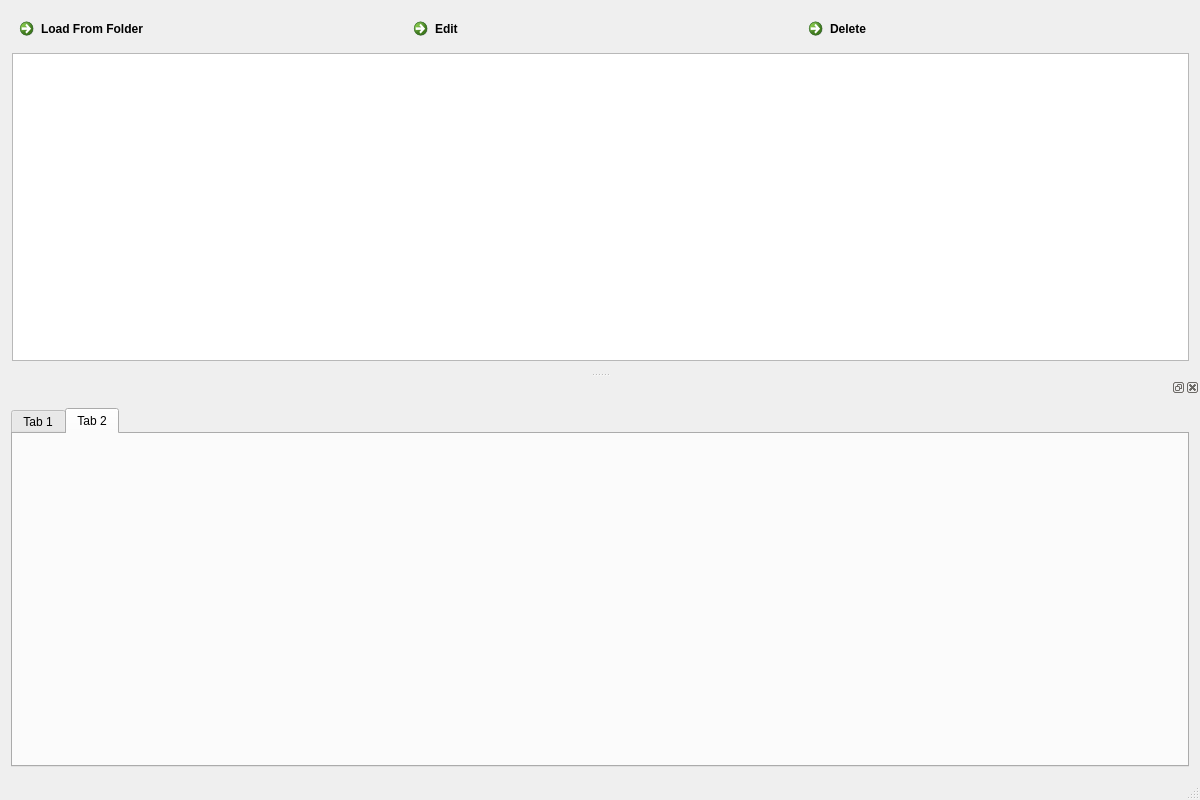
Before: the Qt Designer form mainwindow.ui in utat-uav/cv16-interface, drawn with Qt 5.
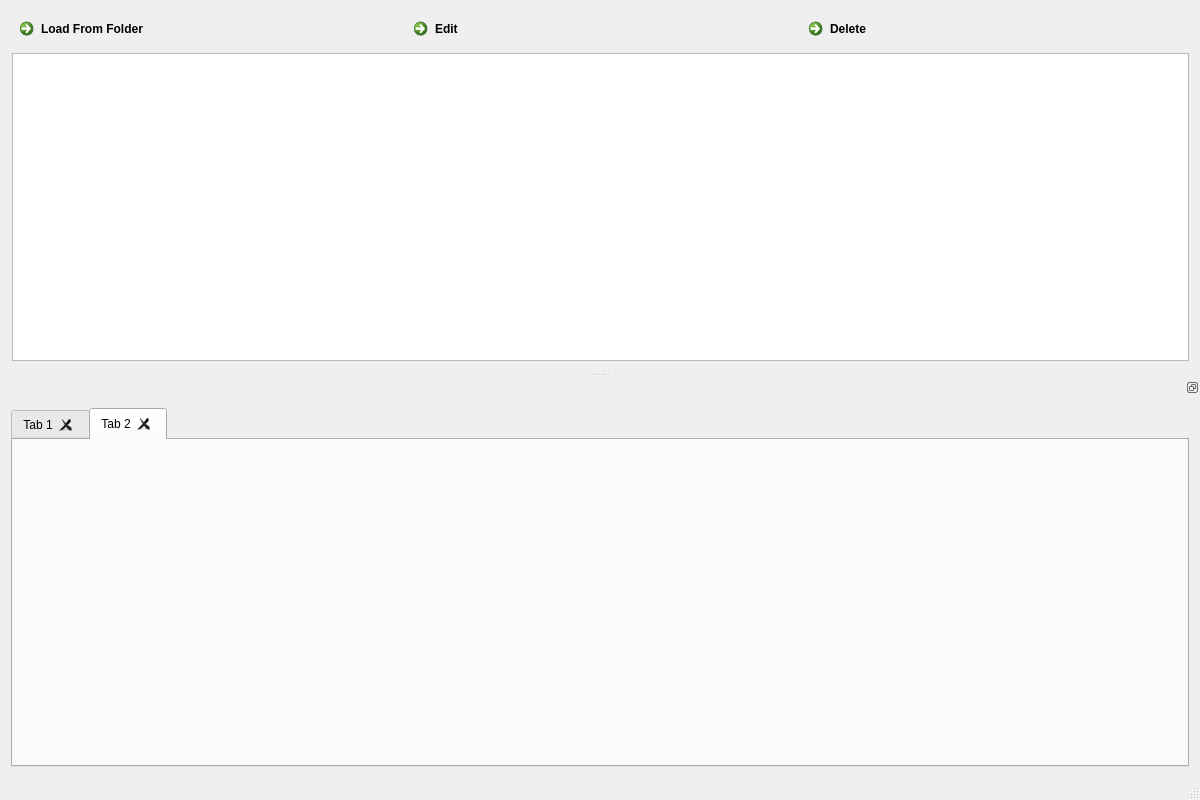
After: the same form once the commit is applied. The open tabs and pages were chosen to show the change.

Diff of the .ui file:
```diff
--- a/mainwindow.ui
+++ b/mainwindow.ui
@@ -112,6 +112,9 @@
      <height>400</height>
     </size>
    </property>
+   <property name="features">
+    <set>QDockWidget::DockWidgetFloatable|QDockWidget::DockWidgetMovable</set>
+   </property>
    <attribute name="dockWidgetArea">
     <number>8</number>
    </attribute>
@@ -120,7 +123,13 @@
      <item>
       <widget class="QTabWidget" name="tabWidget">
        <property name="currentIndex">
-        <number>0</number>
+        <number>1</number>
+       </property>
+       <property name="tabsClosable">
+        <bool>true</bool>
+       </property>
+       <property name="movable">
+        <bool>true</bool>
        </property>
        <widget class="QWidget" name="tab">
         <attribute name="title">
```
